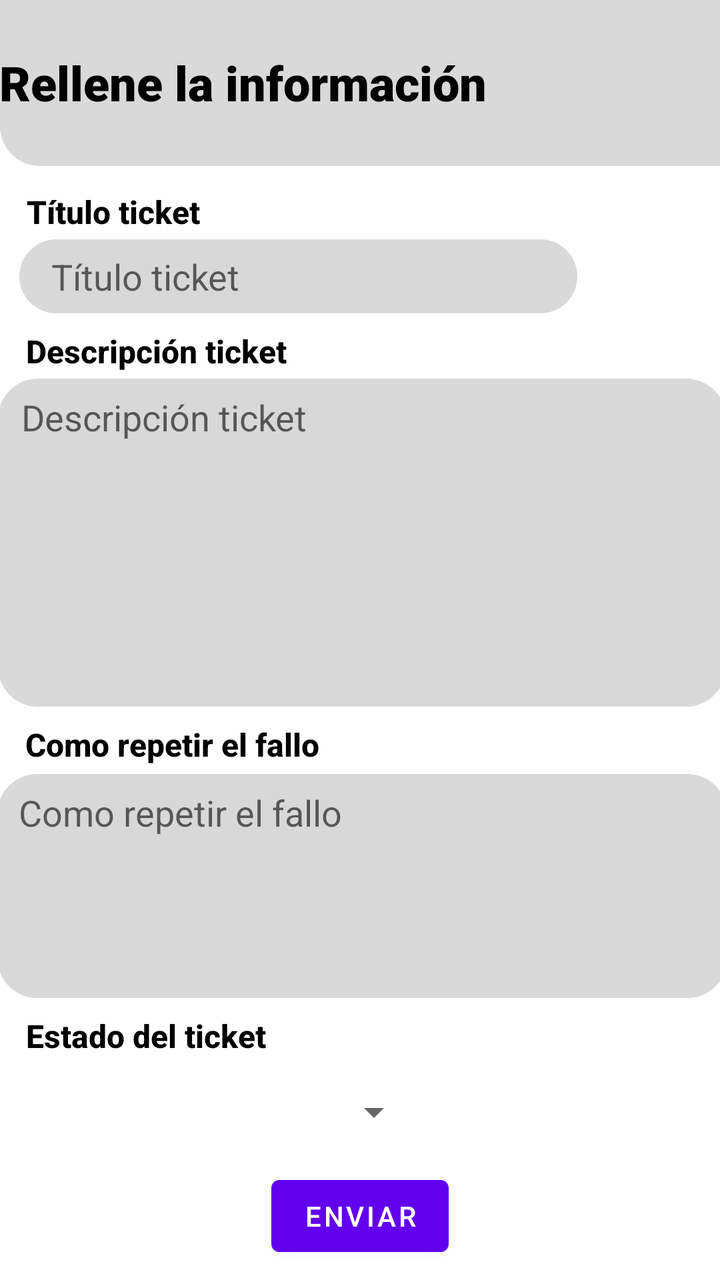
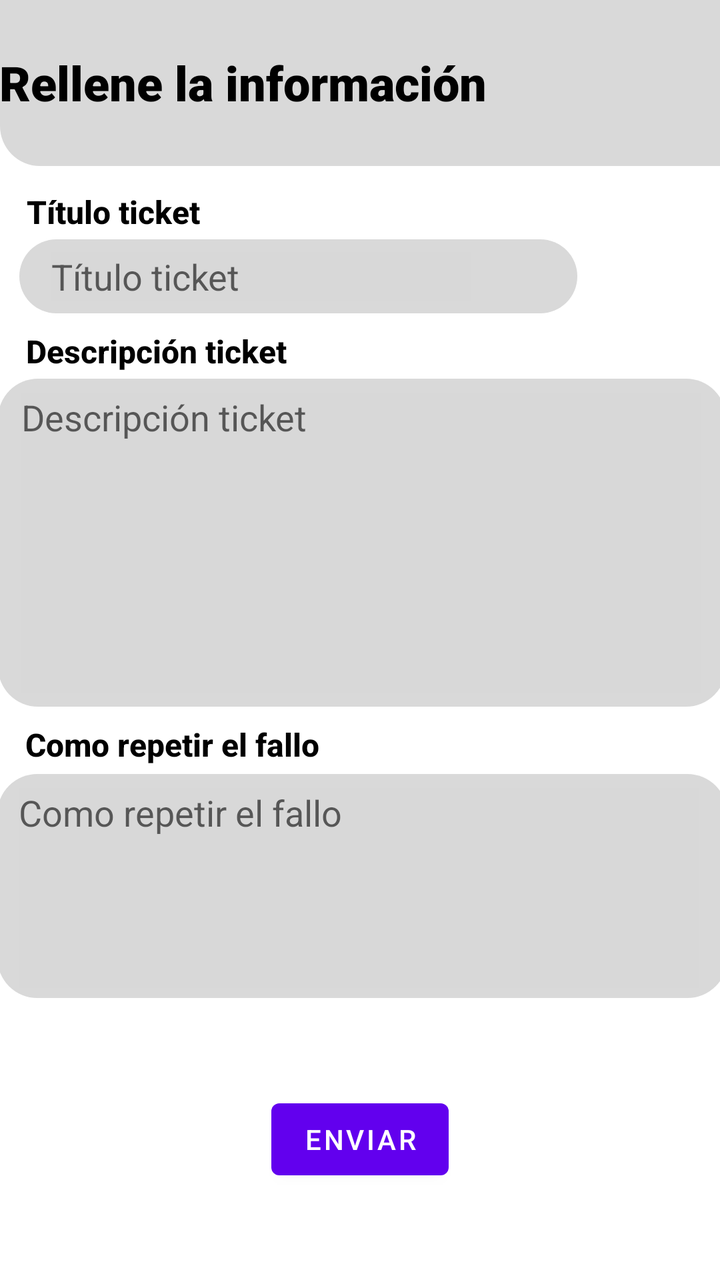

Two renders of the same Android screen: before a commit and after it. Below are the layout's source before the change and the commit's diff.
<!-- AndroidManifest.xml: application theme Theme.AppTickets -->
<!-- res/layout/fragment_crear_tickets.xml -->
<?xml version="1.0" encoding="utf-8"?>
<androidx.constraintlayout.widget.ConstraintLayout xmlns:android="http://schemas.android.com/apk/res/android"
    xmlns:app="http://schemas.android.com/apk/res-auto"
    xmlns:tools="http://schemas.android.com/tools"
    android:id="@+id/frameLayout2"
    android:layout_width="match_parent"
    android:layout_height="match_parent"
    tools:context=".View.CrearTickets">

    <ImageView
        android:id="@+id/imageView"
        android:layout_width="409dp"
        android:layout_height="83dp"
        android:src="@drawable/recurso_rectangulo"
        app:layout_constraintBottom_toBottomOf="parent"
        app:layout_constraintEnd_toEndOf="parent"
        app:layout_constraintHorizontal_bias="0.0"
        app:layout_constraintStart_toStartOf="parent"
        app:layout_constraintTop_toTopOf="parent"
        app:layout_constraintVertical_bias="0.0" />

    <TextView
        android:id="@+id/textView"
        android:layout_width="363dp"
        android:layout_height="36dp"
        android:fontFamily="sans-serif-black"
        android:text="Rellene la información"
        android:textColor="#000000"
        android:textSize="24sp"
        android:textStyle="bold"
        app:layout_constraintBottom_toBottomOf="@+id/imageView"
        app:layout_constraintEnd_toEndOf="parent"
        app:layout_constraintHorizontal_bias="0.333"
        app:layout_constraintStart_toStartOf="@+id/imageView"
        app:layout_constraintTop_toTopOf="parent"
        app:layout_constraintVertical_bias="0.531" />

    <TextView
        android:id="@+id/txtTitulo"
        android:layout_width="wrap_content"
        android:layout_height="wrap_content"
        android:layout_marginTop="12dp"
        android:fontFamily="sans-serif-medium"
        android:text="Título ticket"
        android:textColor="#000000"
        android:textSize="16sp"
        android:textStyle="bold"
        app:layout_constraintEnd_toEndOf="parent"
        app:layout_constraintHorizontal_bias="0.049"
        app:layout_constraintStart_toStartOf="parent"
        app:layout_constraintTop_toBottomOf="@+id/imageView" />


    <TextView
        android:id="@+id/txtDescripcion"
        android:layout_width="wrap_content"
        android:layout_height="wrap_content"
        android:layout_marginTop="8dp"
        android:fontFamily="sans-serif-medium"
        android:text="Descripción ticket"
        android:textColor="#000000"
        android:textSize="16sp"
        android:textStyle="bold"
        app:layout_constraintEnd_toEndOf="parent"
        app:layout_constraintHorizontal_bias="0.057"
        app:layout_constraintStart_toStartOf="parent"
        app:layout_constraintTop_toBottomOf="@+id/imageView2" />

    <TextView
        android:id="@+id/txtComoRepetir"
        android:layout_width="wrap_content"
        android:layout_height="wrap_content"
        android:layout_marginTop="8dp"
        android:fontFamily="sans-serif-medium"
        android:text="Como repetir el fallo"
        android:textColor="#000000"
        android:textSize="16sp"
        android:textStyle="bold"
        app:layout_constraintEnd_toEndOf="parent"
        app:layout_constraintHorizontal_bias="0.06"
        app:layout_constraintStart_toStartOf="parent"
        app:layout_constraintTop_toBottomOf="@+id/imageView3" />

    <TextView
        android:id="@+id/txtEstado"
        android:layout_width="wrap_content"
        android:layout_height="wrap_content"
        android:layout_marginTop="8dp"
        android:fontFamily="sans-serif-medium"
        android:text="Estado del ticket"
        android:textColor="#000000"
        android:textSize="16sp"
        android:textStyle="bold"
        app:layout_constraintEnd_toEndOf="parent"
        app:layout_constraintHorizontal_bias="0.054"
        app:layout_constraintStart_toStartOf="parent"
        app:layout_constraintTop_toBottomOf="@+id/imageView5" />

    <Spinner
        android:id="@+id/spinnerEstado"
        android:layout_width="199dp"
        android:layout_height="39dp"
        android:layout_marginTop="8dp"
        app:layout_constraintEnd_toEndOf="parent"
        app:layout_constraintHorizontal_bias="0.075"
        app:layout_constraintStart_toStartOf="parent"
        app:layout_constraintTop_toBottomOf="@+id/txtEstado" />

    <ImageView
        android:id="@+id/imageView2"
        android:layout_width="279dp"
        android:layout_height="37dp"
        android:layout_marginTop="3dp"
        android:src="@drawable/recurso_rectangulo2"
        app:layout_constraintEnd_toEndOf="parent"
        app:layout_constraintHorizontal_bias="0.121"
        app:layout_constraintStart_toStartOf="parent"
        app:layout_constraintTop_toBottomOf="@+id/txtTitulo" />

    <EditText
        android:id="@+id/txtTituloEdit"
        android:layout_width="wrap_content"
        android:layout_height="wrap_content"
        android:background="#D8D8D8"
        android:ems="10"
        android:hint="Título ticket"
        android:inputType="text"
        app:layout_constraintBottom_toBottomOf="@+id/imageView2"
        app:layout_constraintEnd_toEndOf="@+id/imageView2"
        app:layout_constraintHorizontal_bias="0.23"
        app:layout_constraintStart_toStartOf="@+id/imageView2"
        app:layout_constraintTop_toTopOf="@+id/imageView2"
        app:layout_constraintVertical_bias="0.5" />

    <ImageView
        android:id="@+id/imageView3"
        android:layout_width="364dp"
        android:layout_height="164dp"
        android:layout_marginTop="3dp"
        android:src="@drawable/recurso_rectangulo2"
        app:layout_constraintEnd_toEndOf="parent"
        app:layout_constraintHorizontal_bias="0.34"
        app:layout_constraintStart_toStartOf="parent"
        app:layout_constraintTop_toBottomOf="@+id/txtDescripcion" />

    <EditText
        android:id="@+id/txtDescripcionEdit"
        android:layout_width="340dp"
        android:layout_height="150dp"
        android:background="#D8D8D8"
        android:ems="10"
        android:gravity="start|top"
        android:hint="Descripción ticket"
        android:inputType="textMultiLine"
        app:layout_constraintBottom_toBottomOf="@+id/imageView3"
        app:layout_constraintEnd_toEndOf="@+id/imageView3"
        app:layout_constraintStart_toStartOf="@+id/imageView3"
        app:layout_constraintTop_toTopOf="@+id/imageView3" />

    <ImageView
        android:id="@+id/imageView5"
        android:layout_width="365dp"
        android:layout_height="112dp"
        android:layout_marginTop="4dp"
        android:src="@drawable/recurso_rectangulo2"
        app:layout_constraintEnd_toEndOf="parent"
        app:layout_constraintHorizontal_bias="0.363"
        app:layout_constraintStart_toStartOf="parent"
        app:layout_constraintTop_toBottomOf="@+id/txtComoRepetir" />

    <EditText
        android:id="@+id/txtComoRepetirEdit"
        android:layout_width="340dp"
        android:layout_height="100dp"
        android:background="#D8D8D8"
        android:ems="10"
        android:gravity="start|top"
        android:hint="Como repetir el fallo"
        android:inputType="textMultiLine"
        app:layout_constraintBottom_toBottomOf="@+id/imageView5"
        app:layout_constraintEnd_toEndOf="@+id/imageView5"
        app:layout_constraintHorizontal_bias="0.44"
        app:layout_constraintStart_toStartOf="@+id/imageView5"
        app:layout_constraintTop_toTopOf="@+id/imageView5"
        app:layout_constraintVertical_bias="0.583" />

    <Button
        android:id="@+id/btnEnviar"
        android:layout_width="wrap_content"
        android:layout_height="wrap_content"
        android:text="enviar"
        app:layout_constraintBottom_toBottomOf="parent"
        app:layout_constraintEnd_toEndOf="parent"
        app:layout_constraintStart_toStartOf="parent"
        app:layout_constraintTop_toBottomOf="@+id/spinnerEstado" />


</androidx.constraintlayout.widget.ConstraintLayout>
<!-- resources referenced by this layout -->
<resources>
  <!-- drawable recurso_rectangulo (drawable) -->
  <shape xmlns:android="http://schemas.android.com/apk/res/android"
      android:shape="rectangle">
      <solid android:color="#D9D9D9"/>
      <corners android:topLeftRadius="0dp"
          android:topRightRadius="0dp"
          android:bottomLeftRadius="20dp"
          android:bottomRightRadius="20dp"/>
  </shape>
  <!-- drawable recurso_rectangulo2 (drawable) -->
  <shape xmlns:android="http://schemas.android.com/apk/res/android"
      android:shape="rectangle">
      <solid android:color="#D9D9D9"/>
      <corners android:radius="20dp"/>
  </shape>
  <style name="Theme.AppTickets" parent="Theme.MaterialComponents.DayNight.NoActionBar">
          
          <item name="colorPrimary">@color/purple_500</item>
          <item name="colorPrimaryVariant">@color/purple_700</item>
          <item name="colorOnPrimary">@color/white</item>
          
          <item name="colorSecondary">@color/teal_200</item>
          <item name="colorSecondaryVariant">@color/teal_700</item>
          <item name="colorOnSecondary">@color/black</item>
          
          <item name="android:statusBarColor">?attr/colorPrimaryVariant</item>
          
      </style>
  <color name="purple_500">#FF6200EE</color>
  <color name="purple_700">#FF3700B3</color>
  <color name="white">#FFFFFFFF</color>
  <color name="teal_200">#FF03DAC5</color>
  <color name="teal_700">#FF018786</color>
  <color name="black">#FF000000</color>
</resources>

<!-- the commit's change to res/layout/fragment_crear_tickets.xml (unified diff, before → after) -->
@@ -91,6 +91,7 @@
         android:textColor="#000000"
         android:textSize="16sp"
         android:textStyle="bold"
+        android:visibility="gone"
         app:layout_constraintEnd_toEndOf="parent"
         app:layout_constraintHorizontal_bias="0.054"
         app:layout_constraintStart_toStartOf="parent"
@@ -101,6 +102,7 @@
         android:layout_width="199dp"
         android:layout_height="39dp"
         android:layout_marginTop="8dp"
+        android:visibility="gone"
         app:layout_constraintEnd_toEndOf="parent"
         app:layout_constraintHorizontal_bias="0.075"
         app:layout_constraintStart_toStartOf="parent"
